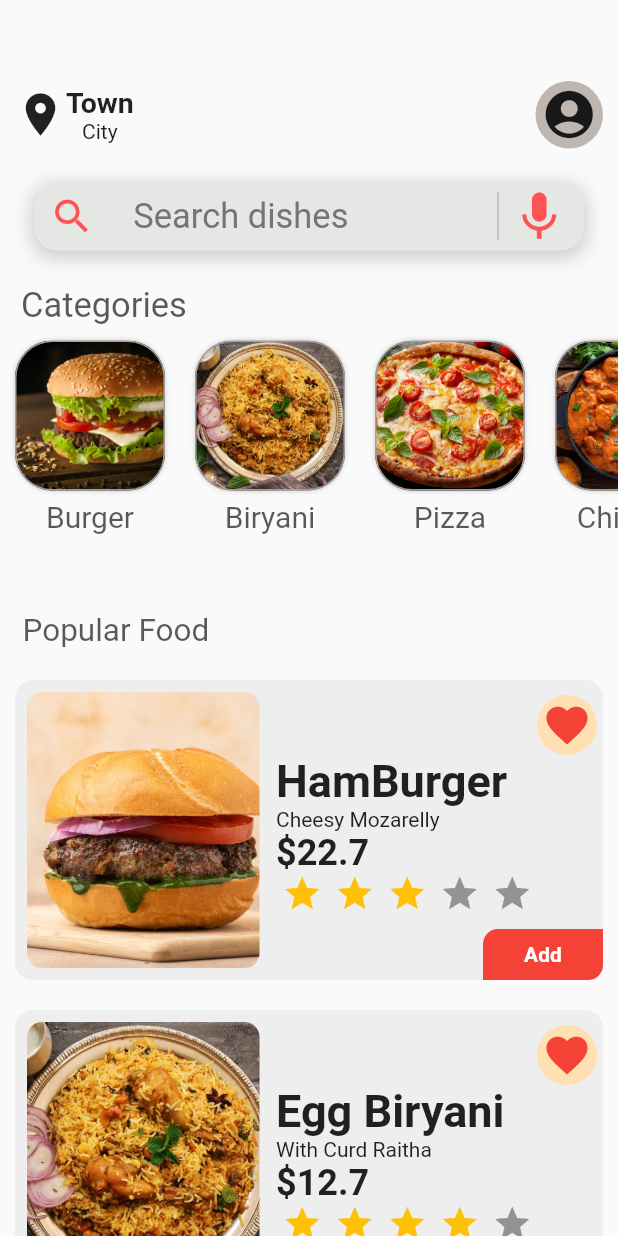
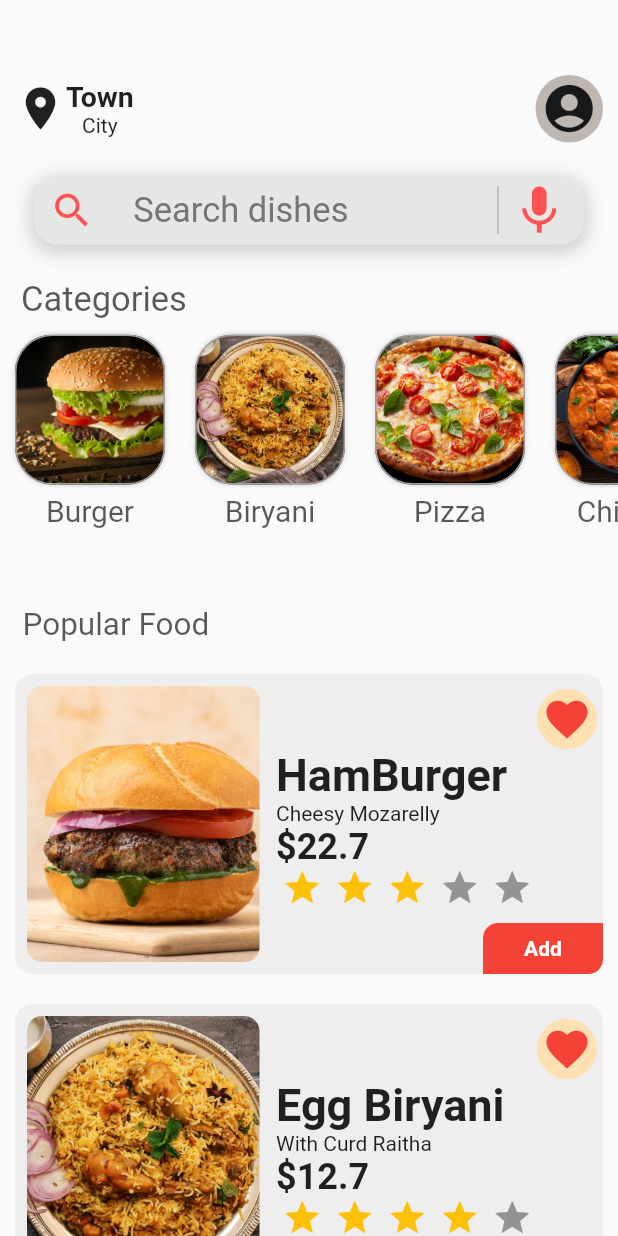
Before and after one commit to ay-india/FoodSaathi, a Flutter app: the screen it shows after launch, after a tap on "skip", on a phone screen of 412 x 824 dp. Run offline on Flutter 3.47's test engine with Material 2 defaults, Android fonts, the phone set to English and light mode, and no system bars; drawn by our look-alikes of flutter_rating_bar; our stand-ins replace firebase_auth, firebase_core, flutter_signin_button, get, google_sign_in, introduction_screen and 1 more; accounts and stored records are empty; network calls fail.

Commit message:
food Saathi

```diff
--- a/lib/main.dart
+++ b/lib/main.dart
@@ -5,6 +5,7 @@ import 'package:food_delivery_app/screens/onboarding_screen.dart';
 import 'package:firebase_core/firebase_core.dart';
 import 'package:shared_preferences/shared_preferences.dart';
 import 'firebase_options.dart';
+import 'package:get/get.dart';
 
 int? initScreen;
 Future<void> main() async {
@@ -30,14 +31,15 @@ class MyApp extends StatelessWidget {
   // This widget is the root of your application.
   @override
   Widget build(BuildContext context) {
-    return MaterialApp(
+    return GetMaterialApp(
       debugShowCheckedModeBanner: false,
       title: 'Flutter Demo',
       theme: ThemeData(
         primarySwatch: Colors.orange,
       ),
       // home: const Onboarding(),
-      initialRoute: initScreen == 0 || initScreen==null? 'onboard':'authpage',
+      initialRoute:
+          initScreen == 0 || initScreen == null ? 'onboard' : 'authpage',
       routes: {
         'authpage': (context) => AuthPage(),
         'onboard': (context) => Onboarding(),
--- a/lib/screens/homepage.dart
+++ b/lib/screens/homepage.dart
@@ -7,13 +7,20 @@ import 'package:food_delivery_app/components/food_category.dart';
 import 'package:food_delivery_app/components/search_bar.dart';
 import 'package:food_delivery_app/screens/product_page.dart';
 import 'package:food_delivery_app/screens/user_account.dart';
+import 'package:food_delivery_app/utils/dimensions.dart';
 import 'package:food_delivery_app/widgets/food_category.dart';
 import 'package:food_delivery_app/widgets/popular_food.dart';
 
 import '../components/appbar.dart';
 
-class HomePage extends StatelessWidget {
+class HomePage extends StatefulWidget {
   const HomePage({super.key});
+
+  @override
+  State<HomePage> createState() => _HomePageState();
+}
+
+class _HomePageState extends State<HomePage> {
   void signOut() {
     FirebaseAuth.instance.signOut();
   }
@@ -25,9 +32,8 @@ class HomePage extends StatelessWidget {
         height: double.infinity,
         child: Column(
           children: [
-            Container(
-              height: 39,
-              // color: Colors.red,
+            SizedBox(
+              height: 35,
             ),
             //this is for location and account part
             // const Appbar(),
@@ -84,6 +90,10 @@ class HomePage extends StatelessWidget {
                           builder: (context) => ProductPage(),
                         ),
                       );
+                      print(Dimensions.h10);
+                      print(Dimensions.h35);
+                      print(Dimensions.w10);
+                      print(Dimensions.w15);
                     },
                     image: 'asset/images/burger.jpg',
                     name: 'HamBurger',
@@ -129,6 +139,7 @@ class HomePage extends StatelessWidget {
                           builder: (context) => ProductPage(),
                         ),
                       );
+                      print(MediaQuery.of(context).size.width);
                     },
                     image: 'asset/images/pizza.jpeg',
                     name: 'CruncyPizza',
--- a/lib/screens/product_page.dart
+++ b/lib/screens/product_page.dart
@@ -47,6 +47,7 @@ class _ProductPageState extends State<ProductPage> {
                       builder: (context) => CartPage(),
                     ),
                   );
+                  // print(height);
                 },
                 child: Icon(
                   Icons.shopping_cart,
--- /dev/null
+++ b/lib/utils/dimensions.dart
@@ -0,0 +1,15 @@
+import 'package:get/get.dart';
+
+class Dimensions {
+  static double height = Get.context!.height;
+  static double width = Get.context!.width;
+
+  static double h10 = height / 78.1;
+  static double h15 = height / 52;
+  static double h100 = height / 7.81;
+  static double h35 = height / 22.3;
+
+  static double w10 = width / 39.27;
+  static double w15 = width / 26.18;
+  static double w100 = width / 3.927;
+}
--- a/pubspec.yaml
+++ b/pubspec.yaml
@@ -43,6 +43,7 @@ dependencies:
   google_sign_in: ^5.4.4
   shared_preferences: ^2.0.17
   flutter_rating_bar: ^4.0.1
+  get: ^4.6.5
 
 dev_dependencies:
   flutter_test:
```
Also changed, not shown: pubspec.lock.
